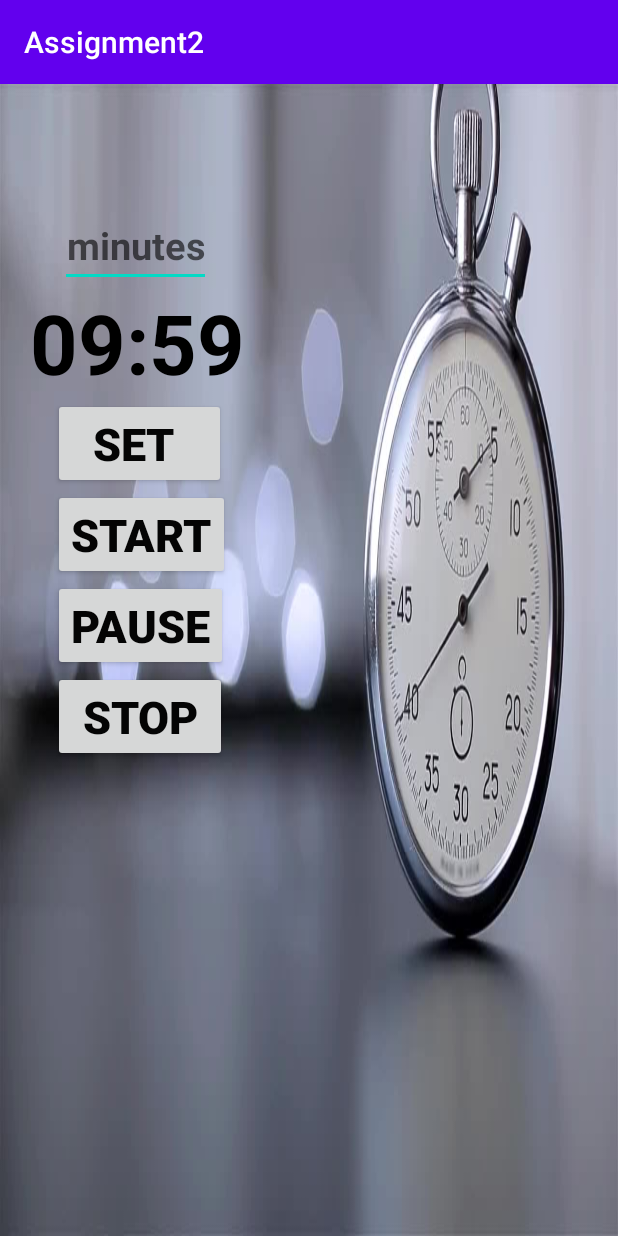
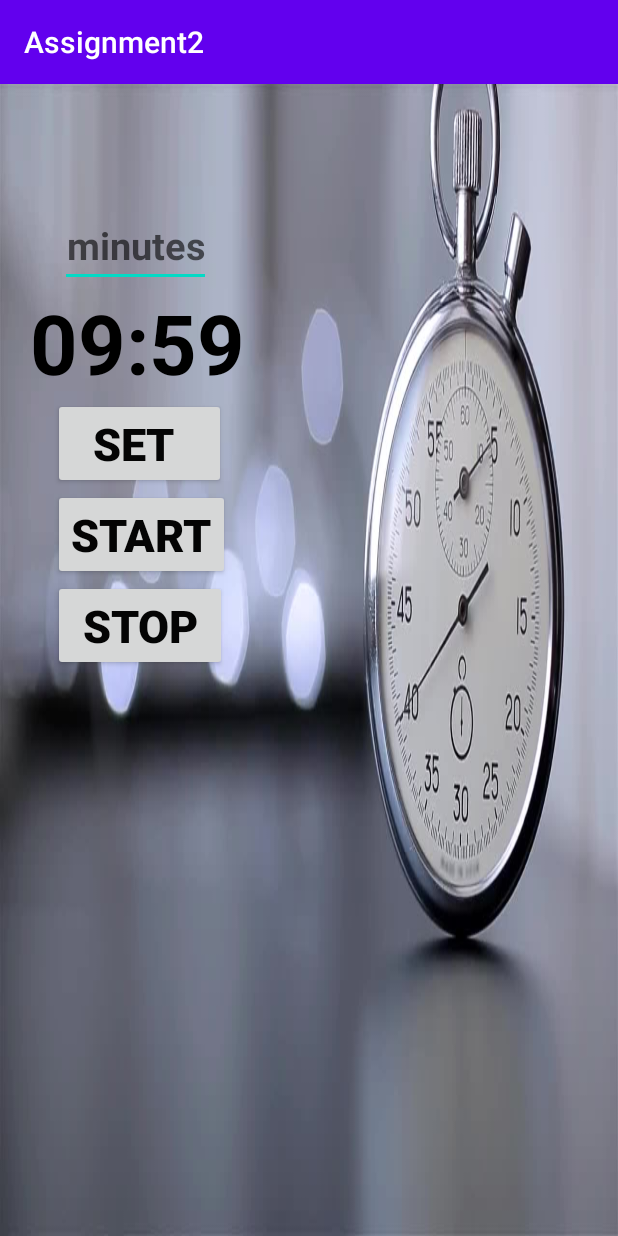
Before and after one commit to FuratDaoud/Assignment2, an Android app: the MainActivity2 screen opened directly, with no data from a screen before it, after a tap on "PAUSE", on a phone screen of 412 x 824 dp. Run offline under Robolectric (Android 15) with nearby library versions, the phone set to English and light mode, and no system bars; 2 other taps on this screen came first.

Commit message:
version4.1

```diff
--- a/app/src/main/java/edu/cs/assignment2/MainActivity2.java
+++ b/app/src/main/java/edu/cs/assignment2/MainActivity2.java
@@ -10,7 +10,9 @@ import android.widget.Button;
 import android.widget.EditText;
 import android.widget.TextView;
 import android.widget.Toast;
+
 import androidx.appcompat.app.AppCompatActivity;
+
 import java.util.Locale;
 
 public class MainActivity2 extends AppCompatActivity {
@@ -19,15 +21,13 @@ public class MainActivity2 extends AppCompatActivity {
     private Button btnset;
     private Button btnPause;
     private Button btnstop;
-    private Button btnstart;
     private CountDownTimer countTime;
     private boolean timeRunning;
     private long startTime;
     private long leftTime;
     private long endTime;
-
     @Override
-    protected void onCreate(Bundle savedInstanceState) {
+    protected void onCreate (Bundle savedInstanceState) {
         super.onCreate(savedInstanceState);
         setContentView(R.layout.activity_main2);
         Intent intent = getIntent();
@@ -37,7 +37,6 @@ public class MainActivity2 extends AppCompatActivity {
         btnset = findViewById(R.id.button_set);
         btnPause = findViewById(R.id.btnstart);
         btnstop = findViewById(R.id.btnstop);
-        btnstart = findViewById(R.id.btnstart);
         btnset.setOnClickListener(new View.OnClickListener() {
             @Override
             public void onClick(View v) {
@@ -53,27 +52,30 @@ public class MainActivity2 extends AppCompatActivity {
                 }
                 setTime(millisInput);
                 edtText.setText("");
-                btnPause.setEnabled(true);
-
             }
         });
-
+        btnPause.setOnClickListener(new View.OnClickListener() {
+            @Override
+            public void onClick(View v) {
+                if (timeRunning) {
+                    pauseTimer();
+                } else {
+                    startTimer();
+                }
+            }
+        });
         btnstop.setOnClickListener(new View.OnClickListener() {
             @Override
             public void onClick(View v) {
                 resetTimer();
-
             }
         });
-
     }
-
     private void setTime(long milliseconds) {
         startTime = milliseconds;
         resetTimer();
         closeKeyboard();
     }
-
     private void startTimer() {
         endTime = System.currentTimeMillis() + leftTime;
         countTime = new CountDownTimer(leftTime, 1000) {
@@ -82,26 +84,25 @@ public class MainActivity2 extends AppCompatActivity {
                 leftTime = millisUntilFinished;
                 updateCountDownText();
             }
-
             @Override
             public void onFinish() {
                 timeRunning = false;
+                updateWatchInterface();
             }
         }.start();
         timeRunning = true;
+        updateWatchInterface();
     }
-
     private void pauseTimer() {
         countTime.cancel();
         timeRunning = false;
-        //  updateWatchInterface();
+        updateWatchInterface();
     }
-
     private void resetTimer() {
         leftTime = startTime;
         updateCountDownText();
+        updateWatchInterface();
     }
-
     private void updateCountDownText() {
         int hours = (int) (leftTime / 1000) / 3600;
         int minutes = (int) ((leftTime / 1000) % 3600) / 60;
@@ -114,8 +115,28 @@ public class MainActivity2 extends AppCompatActivity {
         }
         txtView.setText(timeLeftFormatted);
     }
-
-
+    private void updateWatchInterface() {
+        if (timeRunning) {
+            edtText.setVisibility(View.VISIBLE);
+            btnPause.setVisibility(View.VISIBLE);
+            btnstop.setVisibility(View.VISIBLE);
+            btnPause.setText("Pause");
+        } else {
+            edtText.setVisibility(View.VISIBLE);
+            btnPause.setVisibility(View.VISIBLE);
+            btnPause.setText("Start");
+            if (leftTime < 1000) {
+                btnPause.setVisibility(View.INVISIBLE);
+            } else {
+                btnPause.setVisibility(View.VISIBLE);
+            }
+            if (leftTime < startTime) {
+                btnstop.setVisibility(View.VISIBLE);
+            } else {
+                btnstop.setVisibility(View.VISIBLE);
+            }
+        }
+    }
     private void closeKeyboard() {
         View view = this.getCurrentFocus();
         if (view != null) {
@@ -123,8 +144,6 @@ public class MainActivity2 extends AppCompatActivity {
             i.hideSoftInputFromWindow(view.getWindowToken(), 0);
         }
     }
-
-
     @Override
     protected void onStop() {
         super.onStop();
@@ -137,11 +156,8 @@ public class MainActivity2 extends AppCompatActivity {
         editor.apply();
         if (countTime != null) {
             countTime.cancel();
-
         }
     }
-
-
     @Override
     protected void onStart() {
         super.onStart();
@@ -150,6 +166,7 @@ public class MainActivity2 extends AppCompatActivity {
         leftTime = prefs.getLong("millisLeft", startTime);
         timeRunning = prefs.getBoolean("timerRunning", false);
         updateCountDownText();
+        updateWatchInterface();
         if (timeRunning) {
             endTime = prefs.getLong("endTime", 0);
             leftTime = endTime - System.currentTimeMillis();
@@ -157,28 +174,10 @@ public class MainActivity2 extends AppCompatActivity {
                 leftTime = 0;
                 timeRunning = false;
                 updateCountDownText();
+                updateWatchInterface();
             } else {
                 startTimer();
             }
         }
-
     }
-
-    public void onClickStart(View view) {
-        startTimer();
-
-        btnstop.setEnabled(true);
-        btnstart.setEnabled(true);
-        btnPause.setEnabled(true);
-
-    }
-
-    public void onClickPause(View view) {
-        btnstop.setEnabled(true);
-        btnstart.setEnabled(false);
-        btnPause.setEnabled(true);
-        pauseTimer();
-
-    }
-
 }
--- a/app/src/main/res/layout/activity_main2.xml
+++ b/app/src/main/res/layout/activity_main2.xml
@@ -1,8 +1,8 @@
 <?xml version="1.0" encoding="utf-8"?>
-<RelativeLayout
-    xmlns:android="http://schemas.android.com/apk/res/android"
+<RelativeLayout xmlns:android="http://schemas.android.com/apk/res/android"
     android:layout_width="match_parent"
     android:layout_height="match_parent"
+    xmlns:tools="http://schemas.android.com/tools"
     android:background="@drawable/download3">
 
     <EditText
@@ -36,17 +36,9 @@
         android:text="start" />
 
     <Button
-        android:id="@+id/btnpause"
+        android:id="@+id/btnstop"
         style="@style/buttonStyle2"
         android:layout_below="@+id/btnstart"
-        android:onClick="onClickPause"
-        android:text="Pause" />
-
-
-    <Button
-        android:id="@+id/btnstop"
-        style="@style/buttonStyle2"
-        android:layout_below="@+id/btnpause"
         android:onClick="onClickpause"
         android:text=" Stop " />
 
--- a/build.gradle
+++ b/build.gradle
@@ -5,7 +5,7 @@ buildscript {
         jcenter()
     }
     dependencies {
-        classpath "com.android.tools.build:gradle:4.0.1"
+        classpath 'com.android.tools.build:gradle:4.1.0'
 
         // NOTE: Do not place your application dependencies here; they belong
         // in the individual module build.gradle files
```
Also changed, not shown: app/src/main/java/edu/cs/assignment2/MainActivity.java (+4 -8 lines), gradle/wrapper/gradle-wrapper.properties.
